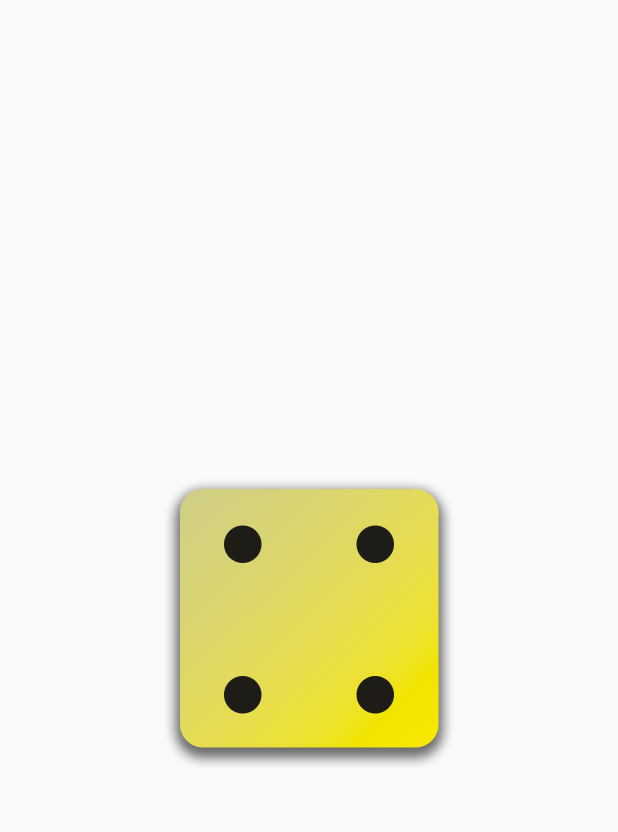
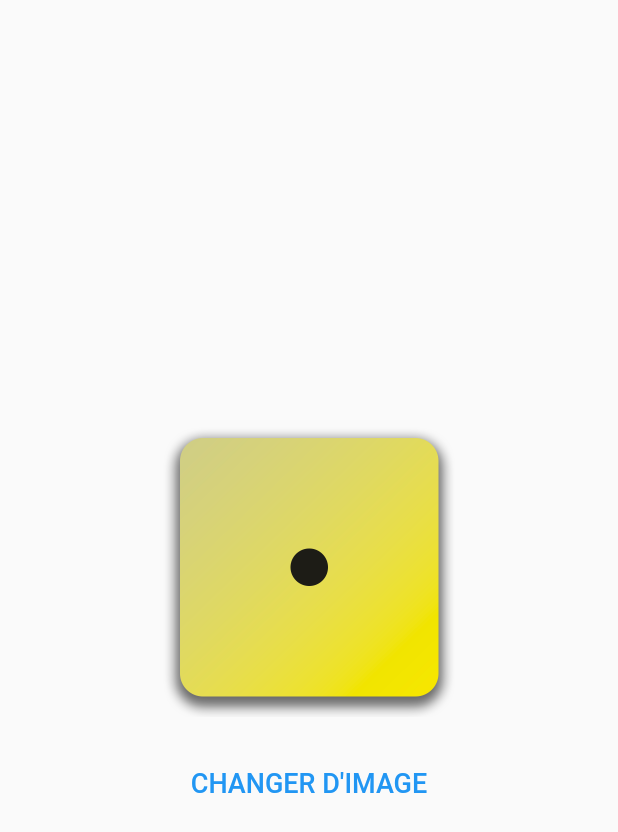
Before and after one commit to Tsenda-Djessy-Flavien/ROLL_DICE_APP_1, a Flutter app: the screen it shows after launch, on a phone screen of 412 x 824 dp. Shown: the top 832 px of the screen. Run offline on Flutter 3.47's test engine with Material 2 defaults, Android fonts, the light colour scheme and no system bars; our stand-ins replace equatable, flutter_bloc.

Commit message:
mise en place de la methode on, et affichage des images lors du click sur le boutton

```diff
--- a/lib/main.dart
+++ b/lib/main.dart
@@ -1,16 +1,61 @@
 import 'package:flutter/material.dart';
+import 'package:flutter_bloc/flutter_bloc.dart';
+import 'package:roll_dice_app_1/image_bloc.dart';
+import 'package:roll_dice_app_1/image_event.dart';
+import 'package:roll_dice_app_1/image_state.dart';
 
 void main() {
-  runApp(
-    MaterialApp(
-      home: Scaffold(
-        body: Center(
-          child: Image.asset(
-            'assets/images/dice-4.png',
-            width: 200,
+  runApp(MyApp());
+}
+
+class MyApp extends StatelessWidget {
+  final List<String> images = [
+    'assets/images/dice-1.png',
+    'assets/images/dice-2.png',
+    'assets/images/dice-3.png',
+    'assets/images/dice-4.png',
+    'assets/images/dice-5.png',
+    'assets/images/dice-6.png',
+  ];
+
+  // initialisation de l'instance ImageBloc avec la liste d'images
+  ImageBloc createImageBloc() => ImageBloc(images);
+
+  MyApp({super.key});
+
+  @override
+  Widget build(BuildContext context) {
+    final imageBloc = createImageBloc();
+
+    return BlocProvider(
+      create: (context) => imageBloc,
+      child: MaterialApp(
+        title: "Visionneuse d'images",
+        home: Scaffold(
+          body: Center(
+            child: BlocBuilder<ImageBloc, ImageState>(
+              builder: (context, state) {
+                return Column(
+                  mainAxisSize: MainAxisSize.min,
+                  children: [
+                    Image.asset(state.imagePath, width: 200),
+                    const SizedBox(height: 20),
+                    TextButton(
+                      onPressed: () {
+                        imageBloc.add(ChangeImageEvent());
+                      },
+                      child: Text(
+                        'Changer d\'image'.toUpperCase(),
+                        style: const TextStyle(fontSize: 18),
+                      ),
+                    ),
+                  ],
+                );
+              },
+            ),
           ),
         ),
       ),
-    ),
-  );
+    );
+  }
 }
```
Also changed, not shown: lib/image_bloc.dart (+7 -7 lines), 1 other file.
